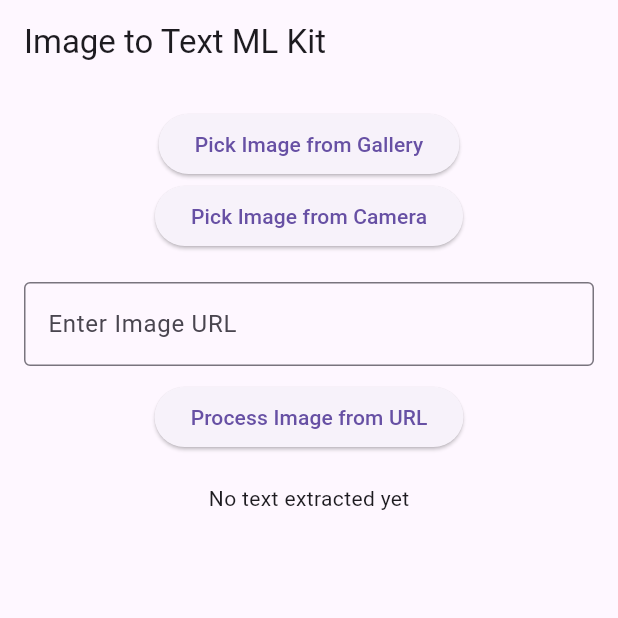
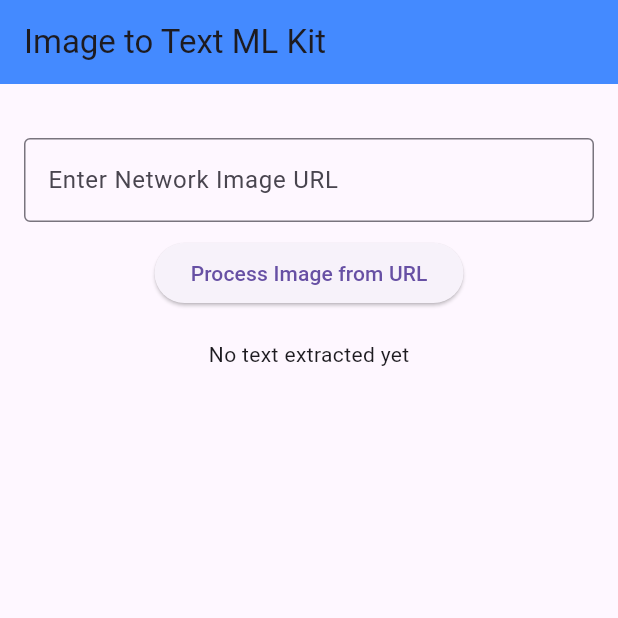
Before and after one commit to VenuNeosoft/image_to_text_mlkit, a Flutter app: the screen it shows after launch, on a phone screen of 412 x 824 dp, the top half of it. Run offline on Flutter 3.47's test engine with Material 3 defaults, Android fonts, the phone set to English and light mode, and no system bars; our stand-ins replace image_picker; missing offline and left inert: google_ml_kit.

```diff
--- a/example/lib/main.dart
+++ b/example/lib/main.dart
@@ -11,6 +11,7 @@ class MyApp extends StatelessWidget {
   @override
   Widget build(BuildContext context) {
     return const MaterialApp(
+      debugShowCheckedModeBanner: false,
       title: 'Image to Text Demo',
       home: HomeScreen(),
     );
@@ -64,25 +65,29 @@ class _HomeScreenState extends State<HomeScreen> {
   @override
   Widget build(BuildContext context) {
     return Scaffold(
-      appBar: AppBar(title: const Text('Image to Text ML Kit')),
+
+      appBar: AppBar(
+        backgroundColor: Colors.blueAccent,
+          title: const Text('Image to Text ML Kit')),
       body: Padding(
         padding: const EdgeInsets.all(16.0),
         child: SingleChildScrollView(
           child: Column(
+
             children: [
-              ElevatedButton(
-                onPressed: _pickImageFromGallery,
-                child: const Text('Pick Image from Gallery'),
-              ),
-              ElevatedButton(
-                onPressed: _pickImageFromCamera,
-                child: const Text('Pick Image from Camera'),
-              ),
+              // ElevatedButton(
+              //   onPressed: _pickImageFromGallery,
+              //   child: const Text('Pick Image from Gallery'),
+              // ),
+              // ElevatedButton(
+              //   onPressed: _pickImageFromCamera,
+              //   child: const Text('Pick Image from Camera'),
+              // ),
               const SizedBox(height: 20),
               TextField(
                 controller: _urlController,
                 decoration: const InputDecoration(
-                  labelText: 'Enter Image URL',
+                  labelText: 'Enter Network Image URL',
                   border: OutlineInputBorder(),
                 ),
               ),
```
Also changed, not shown: 3 other files.
